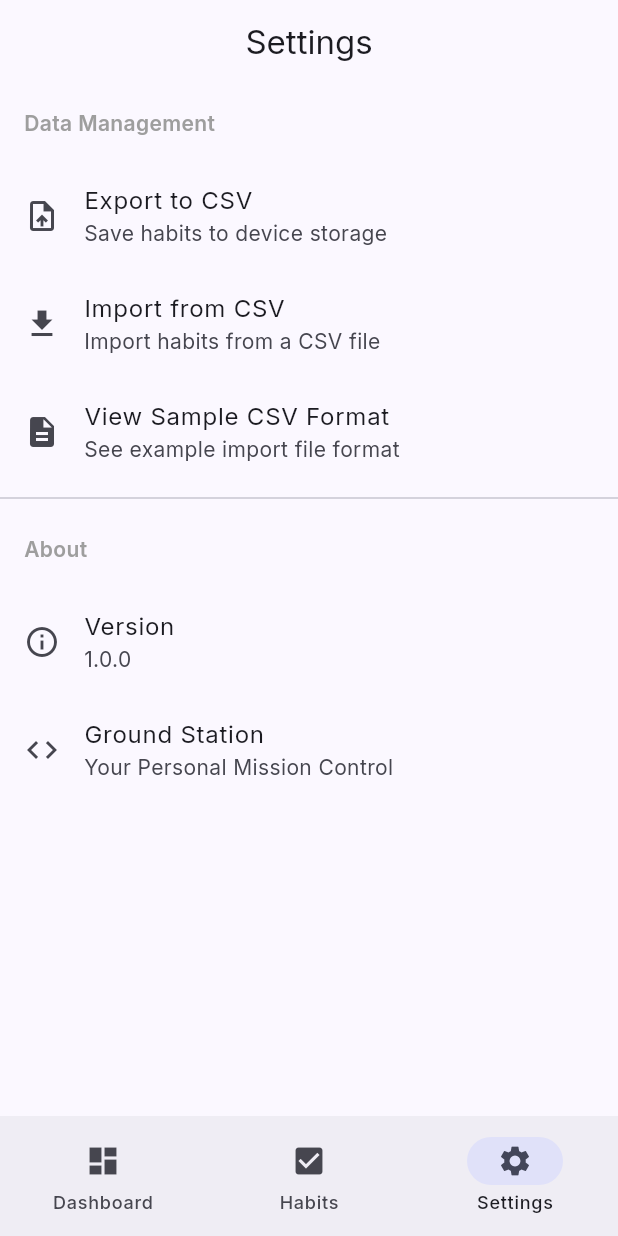
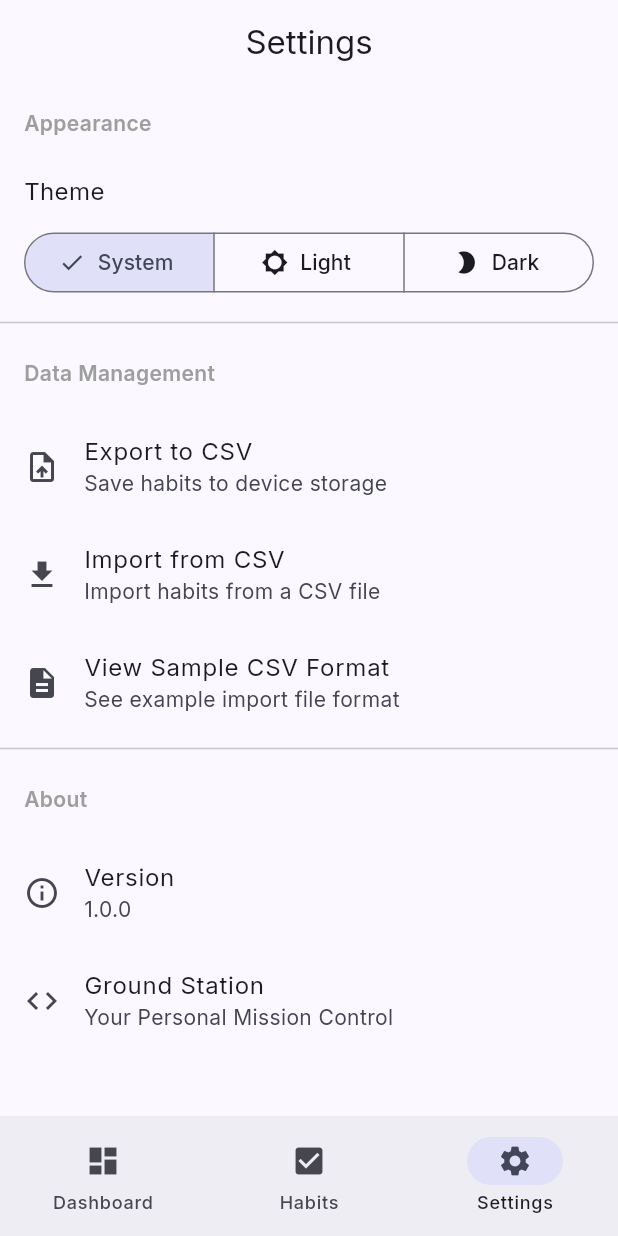
Before and after one commit to carbon-ahs/ground_station, a Flutter app: the screen it shows after launch, item 3 of the bottom bar chosen, on a phone screen of 412 x 824 dp. Run offline on Flutter 3.47's test engine with Material 3 defaults, Android fonts, the light colour scheme and no system bars; our stand-ins replace csv, equatable, file_picker, fl_chart, floor, flutter_animate and 7 more; accounts and stored records are empty; generated files the repository leaves out were written again.

Commit message:
feat: theme toggle

```diff
--- a/lib/app.dart
+++ b/lib/app.dart
@@ -1,12 +1,26 @@
 import 'package:flutter/material.dart';
 import 'package:google_fonts/google_fonts.dart';
+import 'package:flutter_bloc/flutter_bloc.dart';
 import 'core/navigation/app_router.dart';
+import 'core/di/injection.dart';
+import 'features/settings/presentation/bloc/settings_bloc.dart';
+import 'features/settings/presentation/bloc/settings_event.dart';
+import 'features/settings/presentation/bloc/settings_state.dart';
 
 class GroundStationApp extends StatelessWidget {
   const GroundStationApp({super.key});
 
   @override
+  @override
   Widget build(BuildContext context) {
+    return MultiBlocProvider(
+      providers: [
+        BlocProvider(
+          create: (context) => getIt<SettingsBloc>()..add(LoadSettings()),
+        ),
+      ],
+      child: BlocBuilder<SettingsBloc, SettingsState>(
+        builder: (context, state) {
           return MaterialApp.router(
             title: 'Ground Station',
             theme: ThemeData(
@@ -25,7 +39,11 @@ class GroundStationApp extends StatelessWidget {
               ),
               textTheme: GoogleFonts.interTextTheme(ThemeData.dark().textTheme),
             ),
+            themeMode: state.themeMode,
             routerConfig: appRouter,
+          );
+        },
+      ),
     );
   }
 }
--- /dev/null
+++ b/lib/features/settings/presentation/bloc/settings_event.dart
@@ -0,0 +1,20 @@
+import 'package:equatable/equatable.dart';
+import 'package:flutter/material.dart';
+
+abstract class SettingsEvent extends Equatable {
+  const SettingsEvent();
+
+  @override
+  List<Object> get props => [];
+}
+
+class LoadSettings extends SettingsEvent {}
+
+class UpdateTheme extends SettingsEvent {
+  final ThemeMode themeMode;
+
+  const UpdateTheme(this.themeMode);
+
+  @override
+  List<Object> get props => [themeMode];
+}
--- /dev/null
+++ b/lib/features/settings/presentation/bloc/settings_state.dart
@@ -0,0 +1,31 @@
+import 'package:equatable/equatable.dart';
+import 'package:flutter/material.dart';
+
+enum SettingsStatus { initial, loading, success, failure }
+
+class SettingsState extends Equatable {
+  final SettingsStatus status;
+  final ThemeMode themeMode;
+  final String? errorMessage;
+
+  const SettingsState({
+    this.status = SettingsStatus.initial,
+    this.themeMode = ThemeMode.system,
+    this.errorMessage,
+  });
+
+  SettingsState copyWith({
+    SettingsStatus? status,
+    ThemeMode? themeMode,
+    String? errorMessage,
+  }) {
+    return SettingsState(
+      status: status ?? this.status,
+      themeMode: themeMode ?? this.themeMode,
+      errorMessage: errorMessage,
+    );
+  }
+
+  @override
+  List<Object?> get props => [status, themeMode, errorMessage];
+}
--- a/lib/features/settings/presentation/pages/settings_page.dart
+++ b/lib/features/settings/presentation/pages/settings_page.dart
@@ -1,13 +1,15 @@
 import 'package:flutter/material.dart';
 import 'package:flutter_bloc/flutter_bloc.dart';
 import 'package:file_picker/file_picker.dart';
-
 import 'dart:io';
 import 'package:path_provider/path_provider.dart';
 import '../../../../core/services/csv_service.dart';
 import '../../../../core/di/injection.dart';
 import '../../../habits/presentation/bloc/habit_bloc.dart';
 import '../../../habits/presentation/bloc/habit_event.dart';
+import '../bloc/settings_bloc.dart';
+import '../bloc/settings_state.dart';
+import '../bloc/settings_event.dart';
 
 class SettingsPage extends StatelessWidget {
   const SettingsPage({super.key});
@@ -160,6 +162,63 @@ class SettingsPage extends StatelessWidget {
           const Padding(
             padding: EdgeInsets.all(16.0),
             child: Text(
+              'Appearance',
+              style: TextStyle(
+                fontSize: 14,
+                fontWeight: FontWeight.w600,
+                color: Colors.grey,
+              ),
+            ),
+          ),
+          BlocBuilder<SettingsBloc, SettingsState>(
+            builder: (context, state) {
+              return Padding(
+                padding: const EdgeInsets.symmetric(
+                  horizontal: 16.0,
+                  vertical: 8.0,
+                ),
+                child: Column(
+                  crossAxisAlignment: CrossAxisAlignment.start,
+                  children: [
+                    const Text('Theme', style: TextStyle(fontSize: 16)),
+                    const SizedBox(height: 12),
+                    SizedBox(
+                      width: double.infinity,
+                      child: SegmentedButton<ThemeMode>(
+                        segments: const [
+                          ButtonSegment(
+                            value: ThemeMode.system,
+                            label: Text('System'),
+                            icon: Icon(Icons.brightness_auto),
+                          ),
+                          ButtonSegment(
+                            value: ThemeMode.light,
+                            label: Text('Light'),
+                            icon: Icon(Icons.brightness_5),
+                          ),
+                          ButtonSegment(
+                            value: ThemeMode.dark,
+                            label: Text('Dark'),
+                            icon: Icon(Icons.brightness_2),
+                          ),
+                        ],
+                        selected: {state.themeMode},
+                        onSelectionChanged: (Set<ThemeMode> newSelection) {
+                          context.read<SettingsBloc>().add(
+                            UpdateTheme(newSelection.first),
+                          );
+                        },
+                      ),
+                    ),
+                  ],
+                ),
+              );
+            },
+          ),
+          const Divider(),
+          const Padding(
+            padding: EdgeInsets.all(16.0),
+            child: Text(
               'Data Management',
               style: TextStyle(
                 fontSize: 14,
--- a/pubspec.yaml
+++ b/pubspec.yaml
@@ -26,6 +26,8 @@ dependencies:
   file_picker: ^8.1.4
   share_plus: ^10.1.3
   path_provider: ^2.1.5
+  shared_preferences: ^2.3.2
+
 
 dev_dependencies:
   flutter_test:
```
Also changed, not shown: lib/core/di/injection.dart (+8 -1 lines), lib/features/settings/presentation/bloc/settings_bloc.dart (added, +59 -0 lines), pubspec.lock, 1 other file. Lines whose indentation alone changed are shown as unchanged.
